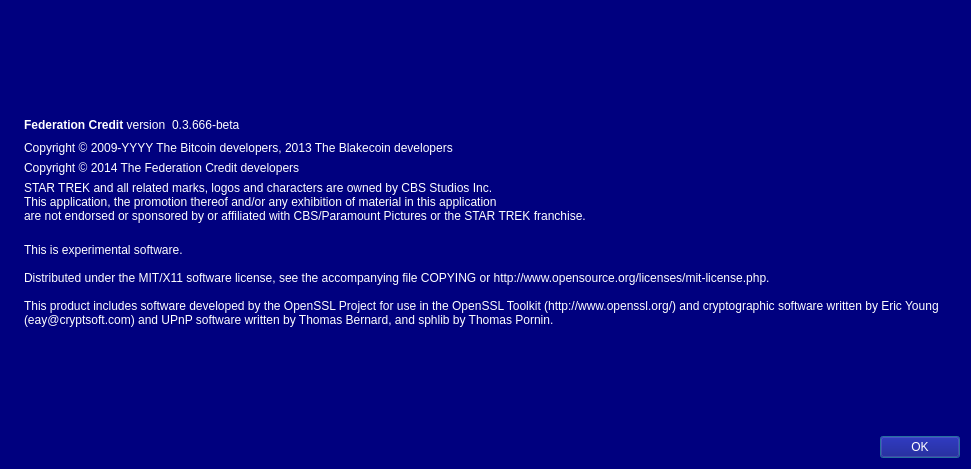
Qt form src/qt/forms/aboutdialog.ui (scificryptocoin/Federation-Credits) before a commit.
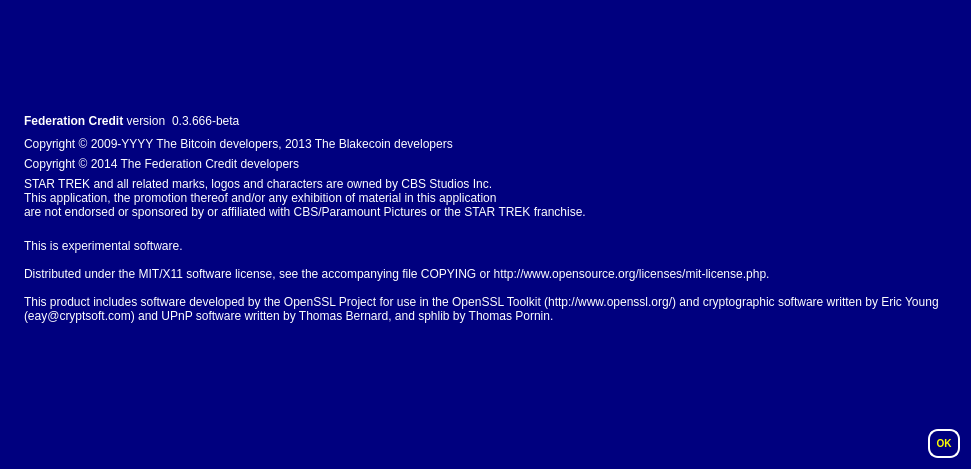
The same form after that commit. Icons and pictures are not drawn.

What changed in the file:
```diff
--- a/src/qt/forms/aboutdialog.ui
+++ b/src/qt/forms/aboutdialog.ui
@@ -161,6 +161,9 @@
      </item>
      <item>
       <widget class="QDialogButtonBox" name="buttonBox">
+       <property name="styleSheet">
+        <string notr="true">QPushButton { background : #00007F ;border-radius:10px; border-color: white; color: yellow;  border-style: solid; border-width: 2px;font: bold 10px;min-width: 5em; padding: 6px;}</string>
+       </property>
        <property name="orientation">
         <enum>Qt::Horizontal</enum>
        </property>
```
